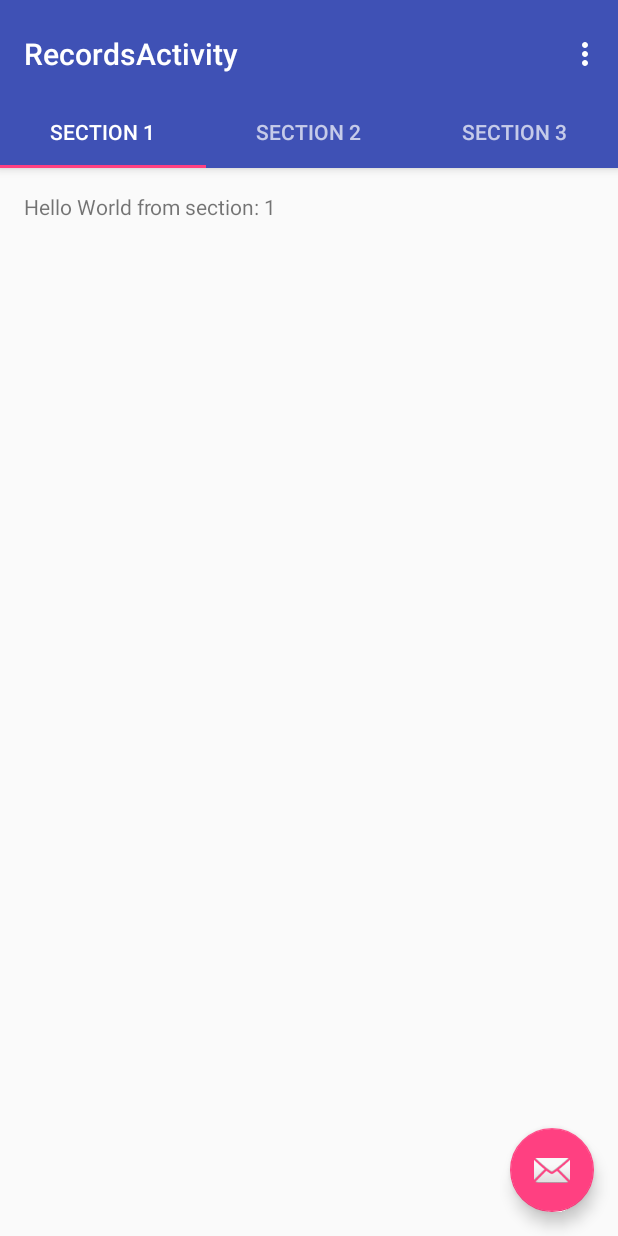
After one commit to noamtayri/MemoryGame, an Android app: the RecordsActivity screen opened directly, with no data from a screen before it, on a phone screen of 412 x 824 dp. The commit adds this screen. Run offline under Robolectric (Android 15) with nearby library versions, the phone set to English and light mode, and no system bars.

Commit message:
open records activity

```diff
--- a/app/build.gradle
+++ b/app/build.gradle
@@ -26,5 +26,6 @@ dependencies {
     })
     compile 'com.android.support:appcompat-v7:25.3.1'
     compile 'com.android.support.constraint:constraint-layout:1.0.2'
+    compile 'com.android.support:design:25.3.1'
     testCompile 'junit:junit:4.12'
 }
--- a/app/src/main/AndroidManifest.xml
+++ b/app/src/main/AndroidManifest.xml
@@ -30,7 +30,12 @@
         <service
             android:name=".AccelerometerService"
             android:enabled="true"
-            android:exported="true"></service>
+            android:exported="true" />
+
+        <activity
+            android:name=".RecordsActivity"
+            android:label="@string/title_activity_records"
+            android:theme="@style/AppTheme.NoActionBar"></activity>
     </application>
 
 </manifest>
--- /dev/null
+++ b/app/src/main/java/memorygame/com/memorygame/RecordsActivity.java
@@ -0,0 +1,162 @@
+package memorygame.com.memorygame;
+
+import android.support.design.widget.TabLayout;
+import android.support.design.widget.FloatingActionButton;
+import android.support.design.widget.Snackbar;
+import android.support.v7.app.AppCompatActivity;
+import android.support.v7.widget.Toolbar;
+
+import android.support.v4.app.Fragment;
+import android.support.v4.app.FragmentManager;
+import android.support.v4.app.FragmentPagerAdapter;
+import android.support.v4.view.ViewPager;
+import android.os.Bundle;
+import android.view.LayoutInflater;
+import android.view.Menu;
+import android.view.MenuItem;
+import android.view.View;
+import android.view.ViewGroup;
+
+import android.widget.TextView;
+
+public class RecordsActivity extends AppCompatActivity {
+
+    /**
+     * The {@link android.support.v4.view.PagerAdapter} that will provide
+     * fragments for each of the sections. We use a
+     * {@link FragmentPagerAdapter} derivative, which will keep every
+     * loaded fragment in memory. If this becomes too memory intensive, it
+     * may be best to switch to a
+     * {@link android.support.v4.app.FragmentStatePagerAdapter}.
+     */
+    private SectionsPagerAdapter mSectionsPagerAdapter;
+
+    /**
+     * The {@link ViewPager} that will host the section contents.
+     */
+    private ViewPager mViewPager;
+
+    @Override
+    protected void onCreate(Bundle savedInstanceState) {
+        super.onCreate(savedInstanceState);
+        setContentView(R.layout.activity_records);
+
+        Toolbar toolbar = (Toolbar) findViewById(R.id.toolbar);
+        setSupportActionBar(toolbar);
+        // Create the adapter that will return a fragment for each of the three
+        // primary sections of the activity.
+        mSectionsPagerAdapter = new SectionsPagerAdapter(getSupportFragmentManager());
+
+        // Set up the ViewPager with the sections adapter.
+        mViewPager = (ViewPager) findViewById(R.id.container);
+        mViewPager.setAdapter(mSectionsPagerAdapter);
+
+        TabLayout tabLayout = (TabLayout) findViewById(R.id.tabs);
+        tabLayout.setupWithViewPager(mViewPager);
+
+        FloatingActionButton fab = (FloatingActionButton) findViewById(R.id.fab);
+        fab.setOnClickListener(new View.OnClickListener() {
+            @Override
+            public void onClick(View view) {
+                Snackbar.make(view, "Replace with your own action", Snackbar.LENGTH_LONG)
+                        .setAction("Action", null).show();
+            }
+        });
+
+    }
+
+
+    @Override
+    public boolean onCreateOptionsMenu(Menu menu) {
+        // Inflate the menu; this adds items to the action bar if it is present.
+        getMenuInflater().inflate(R.menu.menu_records, menu);
+        return true;
+    }
+
+    @Override
+    public boolean onOptionsItemSelected(MenuItem item) {
+        // Handle action bar item clicks here. The action bar will
+        // automatically handle clicks on the Home/Up button, so long
+        // as you specify a parent activity in AndroidManifest.xml.
+        int id = item.getItemId();
+
+        //noinspection SimplifiableIfStatement
+        if (id == R.id.action_settings) {
+            return true;
+        }
+
+        return super.onOptionsItemSelected(item);
+    }
+
+    /**
+     * A placeholder fragment containing a simple view.
+     */
+    public static class PlaceholderFragment extends Fragment {
+        /**
+         * The fragment argument representing the section number for this
+         * fragment.
+         */
+        private static final String ARG_SECTION_NUMBER = "section_number";
+
+        public PlaceholderFragment() {
+        }
+
+        /**
+         * Returns a new instance of this fragment for the given section
+         * number.
+         */
+        public static PlaceholderFragment newInstance(int sectionNumber) {
+            PlaceholderFragment fragment = new PlaceholderFragment();
+            Bundle args = new Bundle();
+            args.putInt(ARG_SECTION_NUMBER, sectionNumber);
+            fragment.setArguments(args);
+            return fragment;
+        }
+
+        @Override
+        public View onCreateView(LayoutInflater inflater, ViewGroup container,
+                                 Bundle savedInstanceState) {
+            View rootView = inflater.inflate(R.layout.fragment_records, container, false);
+            TextView textView = (TextView) rootView.findViewById(R.id.section_label);
+            textView.setText(getString(R.string.section_format, getArguments().getInt(ARG_SECTION_NUMBER)));
+            return rootView;
+        }
+    }
+
+    /**
+     * A {@link FragmentPagerAdapter} that returns a fragment corresponding to
+     * one of the sections/tabs/pages.
+     */
+    public class SectionsPagerAdapter extends FragmentPagerAdapter {
+
+        public SectionsPagerAdapter(FragmentManager fm) {
+            super(fm);
+        }
+
+        @Override
+        public Fragment getItem(int position) {
+            // getItem is called to instantiate the fragment for the given page.
+            // Return a PlaceholderFragment (defined as a static inner class below).
+            return PlaceholderFragment.newInstance(position + 1);
+        }
+
+        @Override
+        public int getCount() {
+            // Show 3 total pages.
+            return 3;
+        }
+
+        @Override
+        public CharSequence getPageTitle(int position) {
+            switch (position) {
+                case 0:
+                    return "SECTION 1";
+                case 1:
+                    return "SECTION 2";
+                case 2:
+                    return "SECTION 3";
+            }
+            return null;
+        }
+    }
+}
--- /dev/null
+++ b/app/src/main/res/layout/activity_records.xml
@@ -0,0 +1,49 @@
+<?xml version="1.0" encoding="utf-8"?>
+<android.support.design.widget.CoordinatorLayout xmlns:android="http://schemas.android.com/apk/res/android"
+    xmlns:app="http://schemas.android.com/apk/res-auto"
+    xmlns:tools="http://schemas.android.com/tools"
+    android:id="@+id/main_content"
+    android:layout_width="match_parent"
+    android:layout_height="match_parent"
+    android:fitsSystemWindows="true"
+    tools:context="memorygame.com.memorygame.RecordsActivity">
+
+    <android.support.design.widget.AppBarLayout
+        android:id="@+id/appbar"
+        android:layout_width="match_parent"
+        android:layout_height="wrap_content"
+        android:paddingTop="@dimen/appbar_padding_top"
+        android:theme="@style/AppTheme.AppBarOverlay">
+
+        <android.support.v7.widget.Toolbar
+            android:id="@+id/toolbar"
+            android:layout_width="match_parent"
+            android:layout_height="?attr/actionBarSize"
+            android:background="?attr/colorPrimary"
+            app:layout_scrollFlags="scroll|enterAlways"
+            app:popupTheme="@style/AppTheme.PopupOverlay">
+
+        </android.support.v7.widget.Toolbar>
+
+        <android.support.design.widget.TabLayout
+            android:id="@+id/tabs"
+            android:layout_width="match_parent"
+            android:layout_height="wrap_content" />
+
+    </android.support.design.widget.AppBarLayout>
+
+    <android.support.v4.view.ViewPager
+        android:id="@+id/container"
+        android:layout_width="match_parent"
+        android:layout_height="match_parent"
+        app:layout_behavior="@string/appbar_scrolling_view_behavior" />
+
+    <android.support.design.widget.FloatingActionButton
+        android:id="@+id/fab"
+        android:layout_width="wrap_content"
+        android:layout_height="wrap_content"
+        android:layout_gravity="end|bottom"
+        android:layout_margin="@dimen/fab_margin"
+        app:srcCompat="@android:drawable/ic_dialog_email" />
+
+</android.support.design.widget.CoordinatorLayout>
--- /dev/null
+++ b/app/src/main/res/layout/fragment_records.xml
@@ -0,0 +1,16 @@
+<RelativeLayout xmlns:android="http://schemas.android.com/apk/res/android"
+    xmlns:tools="http://schemas.android.com/tools"
+    android:layout_width="match_parent"
+    android:layout_height="match_parent"
+    android:paddingBottom="@dimen/activity_vertical_margin"
+    android:paddingLeft="@dimen/activity_horizontal_margin"
+    android:paddingRight="@dimen/activity_horizontal_margin"
+    android:paddingTop="@dimen/activity_vertical_margin"
+    tools:context="memorygame.com.memorygame.RecordsActivity$PlaceholderFragment">
+
+    <TextView
+        android:id="@+id/section_label"
+        android:layout_width="wrap_content"
+        android:layout_height="wrap_content" />
+
+</RelativeLayout>
--- /dev/null
+++ b/app/src/main/res/menu/menu_records.xml
@@ -0,0 +1,10 @@
+<menu xmlns:android="http://schemas.android.com/apk/res/android"
+    xmlns:app="http://schemas.android.com/apk/res-auto"
+    xmlns:tools="http://schemas.android.com/tools"
+    tools:context="memorygame.com.memorygame.RecordsActivity">
+    <item
+        android:id="@+id/action_settings"
+        android:orderInCategory="100"
+        android:title="@string/action_settings"
+        app:showAsAction="never" />
+</menu>
--- /dev/null
+++ b/app/src/main/res/values-w820dp/dimens.xml
@@ -0,0 +1,6 @@
+<resources>
+    <!-- Example customization of dimensions originally defined in res/values/dimens.xml
+         (such as screen margins) for screens with more than 820dp of available width. This
+         would include 7" and 10" devices in landscape (~960dp and ~1280dp respectively). -->
+    <dimen name="activity_horizontal_margin">64dp</dimen>
+</resources>
--- /dev/null
+++ b/app/src/main/res/values/dimens.xml
@@ -0,0 +1,7 @@
+<resources>
+    <!-- Default screen margins, per the Android Design guidelines. -->
+    <dimen name="activity_horizontal_margin">16dp</dimen>
+    <dimen name="activity_vertical_margin">16dp</dimen>
+    <dimen name="fab_margin">16dp</dimen>
+    <dimen name="appbar_padding_top">8dp</dimen>
+</resources>
--- a/app/src/main/res/values/strings.xml
+++ b/app/src/main/res/values/strings.xml
@@ -10,4 +10,7 @@
     <string name="enter_age">You must enter an age</string>
     <string name="positive_age">Age need to be positive</string>
     <string name="big_age">I d\'ont think you are so old</string>
+    <string name="title_activity_records">RecordsActivity</string>
+    <string name="action_settings">Settings</string>
+    <string name="section_format">Hello World from section: %1$d</string>
 </resources>
--- a/app/src/main/res/values/styles.xml
+++ b/app/src/main/res/values/styles.xml
@@ -8,4 +8,13 @@
         <item name="colorAccent">@color/colorAccent</item>
     </style>
 
+    <style name="AppTheme.NoActionBar">
+        <item name="windowActionBar">false</item>
+        <item name="windowNoTitle">true</item>
+    </style>
+
+    <style name="AppTheme.AppBarOverlay" parent="ThemeOverlay.AppCompat.Dark.ActionBar" />
+
+    <style name="AppTheme.PopupOverlay" parent="ThemeOverlay.AppCompat.Light" />
+
 </resources>
```
